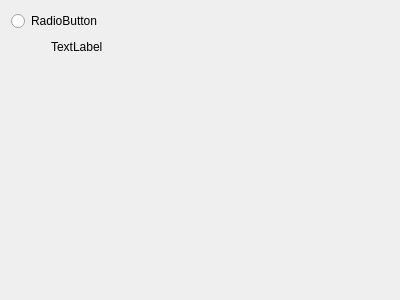
Qt form src/wizard/pages/serviceOption.ui (KDE/bluedevil) before a commit.
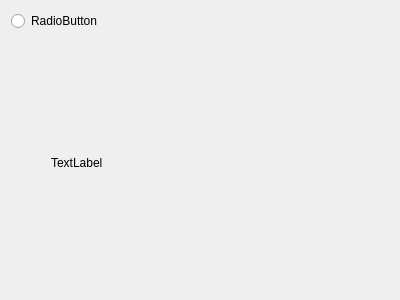
The same form after that commit.

Commit message: Added an scrollarea, we could need it if a device has a lot of services

What changed in the file:
```diff
--- a/src/wizard/pages/serviceOption.ui
+++ b/src/wizard/pages/serviceOption.ui
@@ -50,19 +50,6 @@
        </item>
       </layout>
      </item>
-     <item>
-      <spacer name="verticalSpacer">
-       <property name="orientation">
-        <enum>Qt::Vertical</enum>
-       </property>
-       <property name="sizeHint" stdset="0">
-        <size>
-         <width>20</width>
-         <height>40</height>
-        </size>
-       </property>
-      </spacer>
-     </item>
     </layout>
    </item>
   </layout>
```
